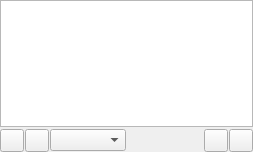
CDrummond/cantata, file gui/playlistspage.ui: the form before one commit.
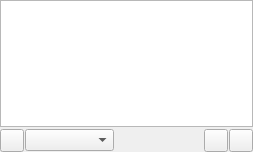
The form after the commit. Custom widgets are drawn as their Qt base class.

Commit message: Remove find buttons in status bar, and use Ctrl-F for both find in views and find in playqueue. Action depends upon which view has focus. BUG: 384

Diff of the .ui file:
```diff
--- a/gui/playlistspage.ui
+++ b/gui/playlistspage.ui
@@ -49,9 +49,6 @@
      <item>
       <widget class="ToolButton" name="libraryUpdate"/>
      </item>
-     <item>
-      <widget class="ToolButton" name="searchButton"/>
-     </item>
      <item>
       <widget class="GenreCombo" name="genreCombo"/>
      </item>
```
The commit also changes 15 other files.
